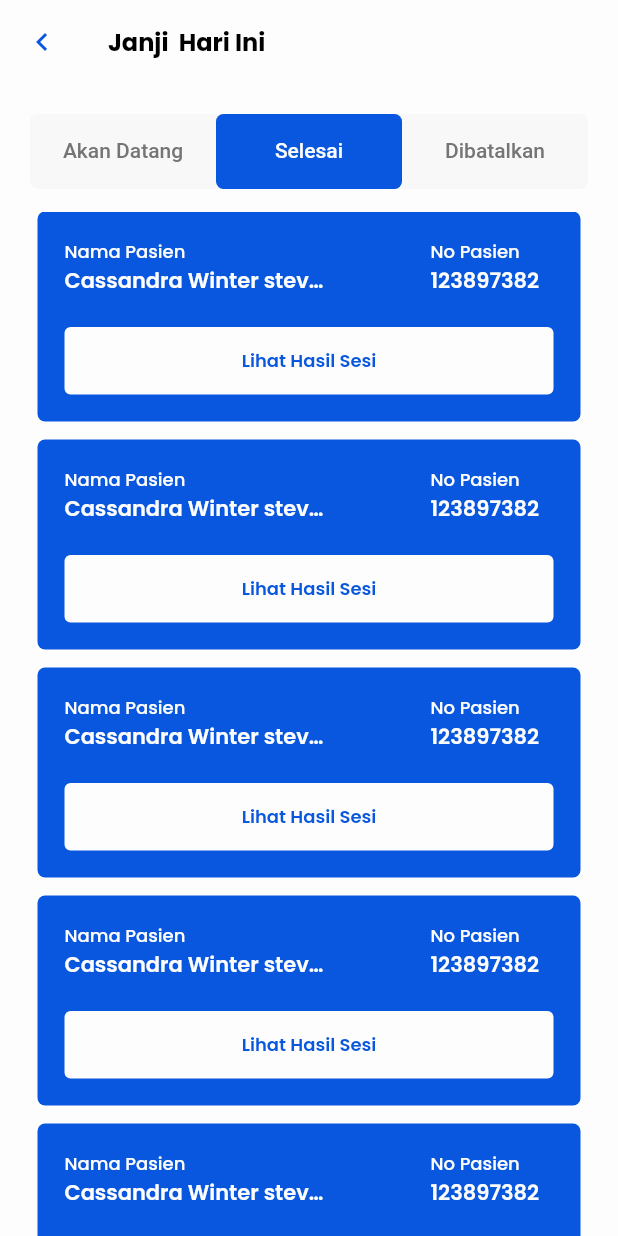
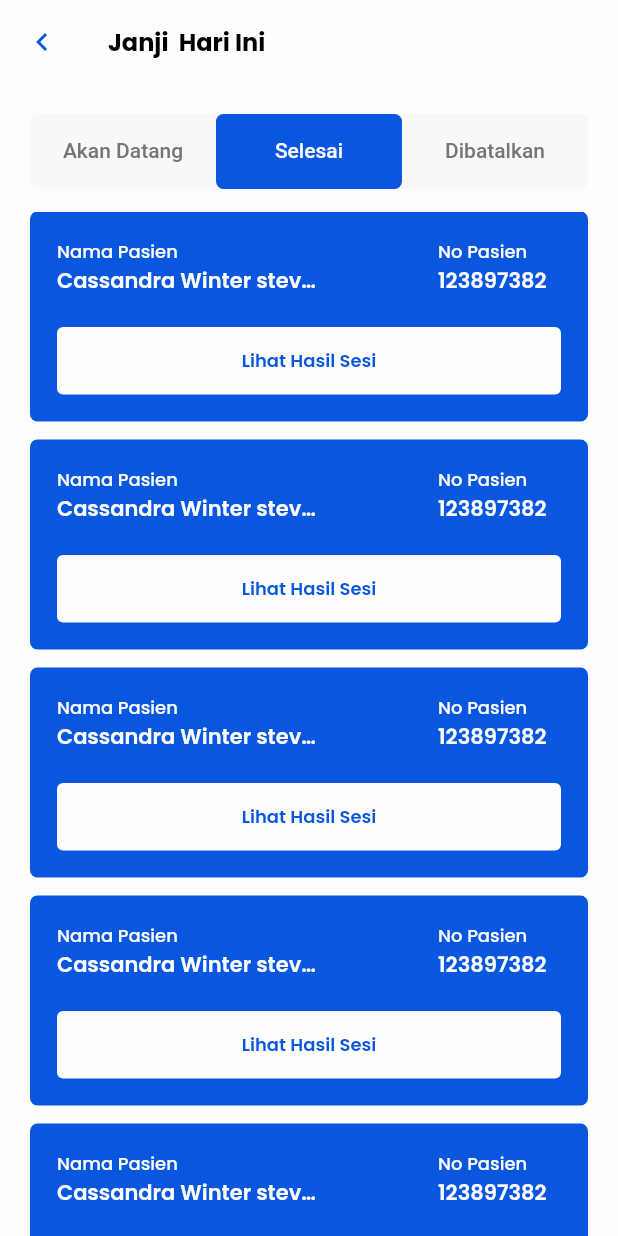
Before and after one commit to Hospital-Management-System-Group-34/FE-Mobile, a Flutter app: the JadwalScreen screen opened directly, tab 2 chosen, on a phone screen of 412 x 824 dp. Run offline on Flutter 3.47's test engine with Material 2 defaults, Android fonts, the phone set to English and light mode, and no system bars; our stand-ins replace flutter_svg, google_fonts.

Commit message:
perbaikan card untuk jadwal

```diff
--- a/hospital_management_system/lib/widgets/jadwal_card.dart
+++ b/hospital_management_system/lib/widgets/jadwal_card.dart
@@ -62,9 +62,7 @@ Widget jadwalHomeCard() {
 }
 
 Widget jadwalAkanDatangCard(BuildContext context) {
-  return Padding(
-    padding: const EdgeInsets.symmetric(horizontal: 5),
-    child: Container(
+  return Container(
     height: 180,
     width: double.infinity,
     decoration: BoxDecoration(
@@ -159,14 +157,11 @@ Widget jadwalAkanDatangCard(BuildContext context) {
             )),
       ],
     ),
-    ),
   );
 }
 
 Widget jadwalSelesaiCard() {
-  return Padding(
-    padding: const EdgeInsets.symmetric(horizontal: 5),
-    child: Container(
+  return Container(
     height: 140,
     width: double.infinity,
     decoration: BoxDecoration(
@@ -222,14 +217,11 @@ Widget jadwalSelesaiCard() {
         ],
       ),
     ),
-    ),
   );
 }
 
 Widget jadwalBatalCard() {
-  return Padding(
-    padding: const EdgeInsets.symmetric(horizontal: 5),
-    child: Container(
+  return Container(
     height: 140,
     width: double.infinity,
     decoration: BoxDecoration(
@@ -283,7 +275,6 @@ Widget jadwalBatalCard() {
             ),
           ),
         ],
-        ),
       ),
     ),
   );
```
Lines whose indentation alone changed are shown as unchanged.
